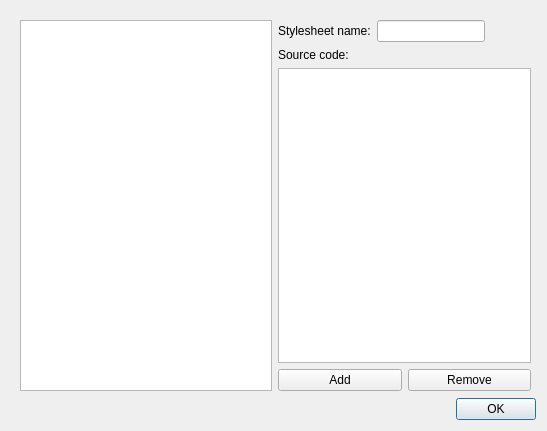
qt/qtwebengine, file examples/webenginewidgets/stylesheetbrowser/stylesheetdialog.ui: the form before one commit.
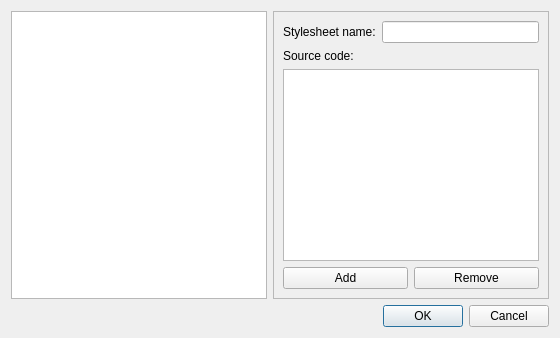
The form after the commit.

Commit message:
stylesheet example: Make dialog adapt to different sizes
The old code had fixed pixel sizes, which broke with high dpi and
different font sizes. Also, simplify the hierarchy by replacing
the top widget and the nested layouts with a Frame and grid layout.

Task-number: QTBUG-64816

Diff of the .ui file:
```diff
--- a/examples/webenginewidgets/stylesheetbrowser/stylesheetdialog.ui
+++ b/examples/webenginewidgets/stylesheetbrowser/stylesheetdialog.ui
@@ -5,113 +5,53 @@
   <property name="windowModality">
    <enum>Qt::ApplicationModal</enum>
   </property>
-  <property name="geometry">
-   <rect>
-    <x>0</x>
-    <y>0</y>
-    <width>547</width>
-    <height>431</height>
-   </rect>
-  </property>
-  <property name="sizePolicy">
-   <sizepolicy hsizetype="Fixed" vsizetype="Fixed">
-    <horstretch>0</horstretch>
-    <verstretch>0</verstretch>
-   </sizepolicy>
-  </property>
-  <property name="minimumSize">
-   <size>
-    <width>547</width>
-    <height>431</height>
-   </size>
-  </property>
-  <property name="maximumSize">
-   <size>
-    <width>547</width>
-    <height>431</height>
-   </size>
-  </property>
   <property name="windowTitle">
    <string>Stylesheets</string>
   </property>
   <property name="modal">
    <bool>true</bool>
   </property>
-  <layout class="QVBoxLayout" name="verticalLayout">
-   <item>
-    <widget class="QWidget" name="widget" native="true">
-     <property name="sizePolicy">
-      <sizepolicy hsizetype="Expanding" vsizetype="Expanding">
-       <horstretch>0</horstretch>
-       <verstretch>0</verstretch>
-      </sizepolicy>
+  <layout class="QGridLayout" name="gridLayout_2">
+   <item row="3" column="1">
+    <widget class="QDialogButtonBox" name="buttonBox">
+     <property name="orientation">
+      <enum>Qt::Horizontal</enum>
      </property>
-     <widget class="QWidget" name="horizontalLayoutWidget">
-      <property name="geometry">
-       <rect>
-        <x>9</x>
-        <y>9</y>
-        <width>511</width>
-        <height>371</height>
-       </rect>
-      </property>
-      <layout class="QHBoxLayout" name="horizontalLayout">
-       <property name="sizeConstraint">
-        <enum>QLayout::SetDefaultConstraint</enum>
-       </property>
-       <item>
+     <property name="standardButtons">
+      <set>QDialogButtonBox::Cancel|QDialogButtonBox::Ok</set>
+     </property>
+    </widget>
+   </item>
+   <item row="0" column="0" rowspan="3">
         <widget class="QListWidget" name="styleSheetList"/>
        </item>
-       <item>
-        <layout class="QVBoxLayout" name="verticalLayout_4">
-         <item>
-          <layout class="QHBoxLayout" name="horizontalLayout_2">
-           <item>
+   <item row="0" column="1" rowspan="3">
+    <widget class="QFrame" name="frame">
+     <property name="frameShape">
+      <enum>QFrame::StyledPanel</enum>
+     </property>
+     <property name="frameShadow">
+      <enum>QFrame::Plain</enum>
+     </property>
+     <layout class="QGridLayout" name="gridLayout">
+      <item row="0" column="0">
             <widget class="QLabel" name="fileNameLabel">
-             <property name="sizePolicy">
-              <sizepolicy hsizetype="Minimum" vsizetype="Preferred">
-               <horstretch>0</horstretch>
-               <verstretch>0</verstretch>
-              </sizepolicy>
-             </property>
              <property name="text">
               <string>Stylesheet name:</string>
              </property>
             </widget>
            </item>
-           <item>
-            <widget class="QLineEdit" name="fileNameEdit">
-             <property name="sizePolicy">
-              <sizepolicy hsizetype="Fixed" vsizetype="Fixed">
-               <horstretch>0</horstretch>
-               <verstretch>0</verstretch>
-              </sizepolicy>
-             </property>
-            </widget>
-           </item>
-           <item>
-            <spacer name="horizontalSpacer">
-             <property name="orientation">
-              <enum>Qt::Horizontal</enum>
-             </property>
-             <property name="sizeHint" stdset="0">
-              <size>
-               <width>40</width>
-               <height>20</height>
-              </size>
-             </property>
-            </spacer>
-           </item>
-          </layout>
-         </item>
-         <item>
+      <item row="0" column="1">
+       <widget class="QLineEdit" name="fileNameEdit"/>
+      </item>
+      <item row="1" column="0">
           <widget class="QLabel" name="sourceLabel">
            <property name="text">
             <string>Source code:</string>
            </property>
           </widget>
          </item>
-         <item>
+      <item row="2" column="0" colspan="2">
           <widget class="QPlainTextEdit" name="sourceCodeEdit">
            <property name="font">
             <font>
@@ -121,8 +61,8 @@
            </property>
           </widget>
          </item>
-         <item>
-          <layout class="QHBoxLayout" name="horizontalLayout_4">
+      <item row="3" column="0" colspan="2">
+       <layout class="QHBoxLayout" name="horizontalLayout">
            <item>
             <widget class="QPushButton" name="addButton">
              <property name="text">
@@ -140,19 +80,6 @@
           </layout>
          </item>
         </layout>
-       </item>
-      </layout>
-     </widget>
-    </widget>
-   </item>
-   <item>
-    <widget class="QDialogButtonBox" name="buttonBox">
-     <property name="orientation">
-      <enum>Qt::Horizontal</enum>
-     </property>
-     <property name="standardButtons">
-      <set>QDialogButtonBox::Ok</set>
-     </property>
     </widget>
    </item>
   </layout>
```
Lines whose indentation alone changed are shown as unchanged.
